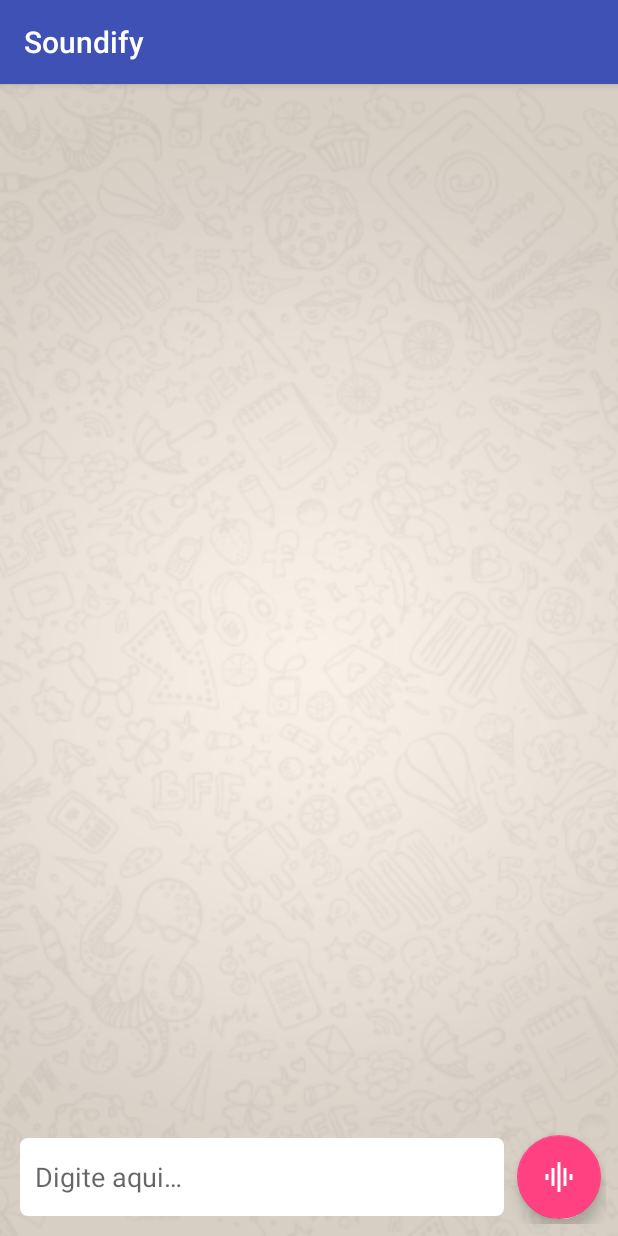
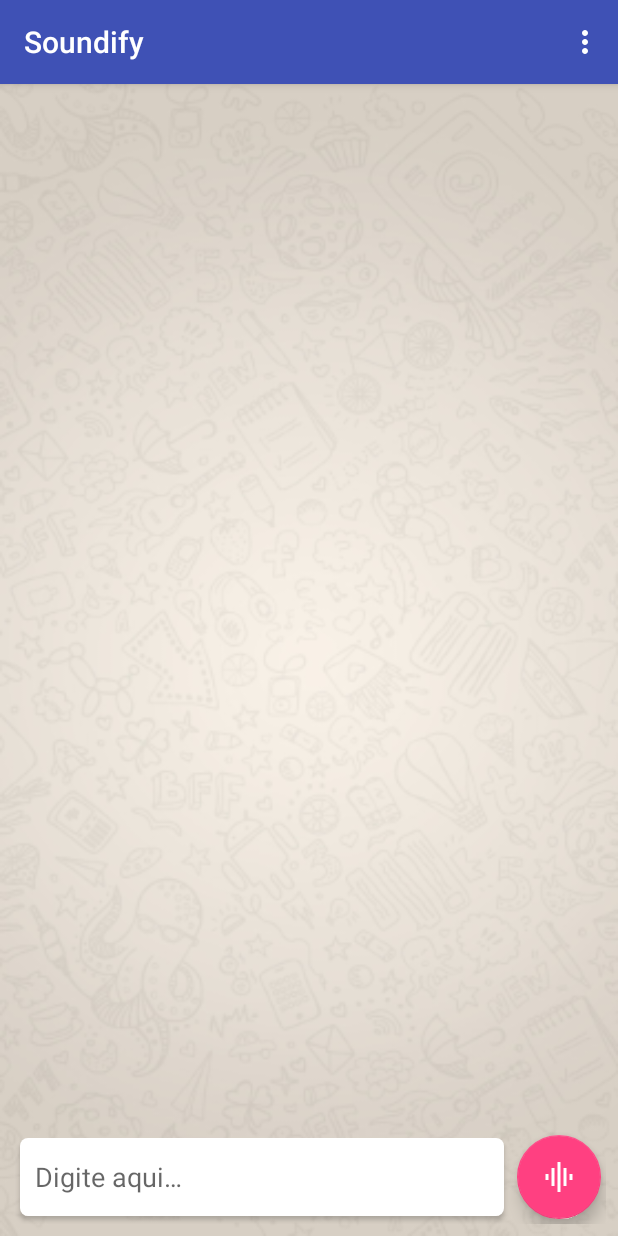
Before and after one commit to raphaelfuchter/Soundify, an Android app: the screen it shows after launch (MainActivity), after a tap on an icon or button, on a phone screen of 412 x 824 dp. Run offline under Robolectric (Android 15) with nearby library versions, the phone set to English and light mode, and no system bars.

Commit message:
Alterações finais de tela e correção do bug do lambda na library

```diff
--- a/app/src/main/java/com/rf17/soundify/app/activity/MainActivity.java
+++ b/app/src/main/java/com/rf17/soundify/app/activity/MainActivity.java
@@ -1,6 +1,7 @@
 package com.rf17.soundify.app.activity;
 
 import android.Manifest;
+import android.content.Intent;
 import android.content.pm.PackageManager;
 import android.os.Bundle;
 import android.support.design.widget.FloatingActionButton;
@@ -10,6 +11,8 @@ import android.support.v7.app.AppCompatActivity;
 import android.support.v7.widget.LinearLayoutManager;
 import android.support.v7.widget.RecyclerView;
 import android.support.v7.widget.Toolbar;
+import android.view.Menu;
+import android.view.MenuItem;
 import android.widget.EditText;
 
 import com.rf17.soundify.Soundify;
@@ -96,6 +99,23 @@ public class MainActivity extends AppCompatActivity {
     }
 
     @Override
+    public boolean onCreateOptionsMenu(Menu menu) {
+        getMenuInflater().inflate(R.menu.menu_main, menu);
+        return true;
+    }
+
+    @Override
+    public boolean onOptionsItemSelected(MenuItem item) {
+        int id = item.getItemId();
+        if (id == R.id.action_about) {
+            Intent intent = new Intent(this, AboutActivity.class);
+            startActivity(intent);
+        }
+
+        return super.onOptionsItemSelected(item);
+    }
+
+    @Override
     protected void onResume() {
         super.onResume();
         if(soundify != null) {
--- a/app/src/main/res/layout/activity_about.xml
+++ b/app/src/main/res/layout/activity_about.xml
@@ -10,7 +10,7 @@
     <android.support.design.widget.AppBarLayout
         android:id="@+id/app_bar"
         android:layout_width="match_parent"
-        android:layout_height="@dimen/app_bar_height"
+        android:layout_height="180dp"
         android:fitsSystemWindows="true"
         android:theme="@style/AppTheme.AppBarOverlay">
 
@@ -41,6 +41,7 @@
         android:layout_margin="@dimen/fab_margin"
         app:layout_anchor="@id/app_bar"
         app:layout_anchorGravity="bottom|end"
+        android:onClick="onClickEmail"
         app:srcCompat="@android:drawable/ic_dialog_email" />
 
 </android.support.design.widget.CoordinatorLayout>
--- a/app/src/main/res/layout/activity_main.xml
+++ b/app/src/main/res/layout/activity_main.xml
@@ -1,6 +1,5 @@
 <?xml version="1.0" encoding="utf-8"?>
-<RelativeLayout
-    xmlns:android="http://schemas.android.com/apk/res/android"
+<android.support.design.widget.CoordinatorLayout xmlns:android="http://schemas.android.com/apk/res/android"
     xmlns:app="http://schemas.android.com/apk/res-auto"
     xmlns:tools="http://schemas.android.com/tools"
     android:layout_width="match_parent"
@@ -9,7 +8,6 @@
     tools:context="com.rf17.soundify.app.activity.MainActivity">
 
     <android.support.design.widget.AppBarLayout
-        android:id="@+id/app_bar"
         android:layout_width="match_parent"
         android:layout_height="wrap_content"
         android:theme="@style/AppTheme.AppBarOverlay">
@@ -23,49 +21,6 @@
 
     </android.support.design.widget.AppBarLayout>
 
-    <android.support.v7.widget.RecyclerView
-        android:id="@+id/my_recycler_view"
-        android:layout_width="match_parent"
-        android:layout_height="match_parent"
-        android:layout_below="@+id/app_bar"
-        android:background="@drawable/chat_background"
-        android:paddingTop="@dimen/activity_vertical_margin"
-        android:paddingBottom="@dimen/activity_vertical_margin"
-        android:paddingLeft="@dimen/activity_horizontal_margin"
-        android:paddingRight="@dimen/activity_horizontal_margin"
-        android:scrollbars="vertical"/>
+    <include layout="@layout/content_main" />
 
-    <LinearLayout
-        android:id="@+id/linLayout_text"
-        android:layout_width="match_parent"
-        android:layout_height="wrap_content"
-        android:layout_margin="8dp"
-        android:layout_alignParentBottom="true"
-        android:orientation="horizontal" >
-
-        <EditText
-            android:id="@+id/etx_send"
-            android:layout_width="0dp"
-            android:layout_height="match_parent"
-            android:layout_gravity="center_vertical"
-            android:layout_margin="5dp"
-            android:layout_weight="1"
-            android:background="@drawable/roundcorner"
-            android:ems="10"
-            android:hint="@string/type_here"
-            android:inputType="text"
-            android:imeOptions="actionSend"
-            android:paddingStart="10dp"
-            android:paddingEnd="1dp" />
-
-        <android.support.design.widget.FloatingActionButton
-            android:id="@+id/fab"
-            android:layout_width="wrap_content"
-            android:layout_height="wrap_content"
-            android:layout_gravity="center_vertical"
-            android:layout_margin="3dp"
-            android:src="@drawable/ic_graphic" />
-
-    </LinearLayout>
-
-</RelativeLayout>
+</android.support.design.widget.CoordinatorLayout>
--- /dev/null
+++ b/app/src/main/res/layout/content_main.xml
@@ -0,0 +1,57 @@
+<?xml version="1.0" encoding="utf-8"?>
+<RelativeLayout xmlns:android="http://schemas.android.com/apk/res/android"
+    xmlns:app="http://schemas.android.com/apk/res-auto"
+    xmlns:tools="http://schemas.android.com/tools"
+    android:id="@+id/content_main"
+    android:layout_width="match_parent"
+    android:layout_height="match_parent"
+    android:background="@drawable/chat_background"
+    app:layout_behavior="@string/appbar_scrolling_view_behavior"
+    tools:context="com.rf17.soundify.app.activity.MainActivity"
+    tools:showIn="@layout/activity_main">
+
+    <android.support.v7.widget.RecyclerView
+        android:id="@+id/my_recycler_view"
+        android:layout_width="match_parent"
+        android:layout_height="match_parent"
+        android:paddingLeft="@dimen/activity_horizontal_margin"
+        android:paddingRight="@dimen/activity_horizontal_margin"
+        android:paddingBottom="@dimen/activity_vertical_margin"
+        android:layout_marginBottom="60dp"
+        android:scrollbars="vertical"/>
+
+    <LinearLayout
+        android:id="@+id/linLayout_text"
+        android:layout_width="match_parent"
+        android:layout_height="wrap_content"
+        android:layout_margin="8dp"
+        android:layout_alignParentBottom="true"
+        android:orientation="horizontal" >
+
+        <EditText
+            android:id="@+id/etx_send"
+            android:layout_width="0dp"
+            android:layout_height="match_parent"
+            android:layout_gravity="center_vertical"
+            android:layout_margin="5dp"
+            android:layout_weight="1"
+            android:background="@drawable/roundcorner"
+            android:ems="10"
+            android:hint="@string/type_here"
+            android:inputType="text"
+            android:imeOptions="actionSend"
+            android:elevation="@dimen/cardview_default_elevation"
+            android:paddingStart="10dp"
+            android:paddingEnd="1dp" />
+
+        <android.support.design.widget.FloatingActionButton
+            android:id="@+id/fab"
+            android:layout_width="wrap_content"
+            android:layout_height="wrap_content"
+            android:layout_gravity="center_vertical"
+            android:layout_margin="3dp"
+            android:src="@drawable/ic_graphic" />
+
+    </LinearLayout>
+
+</RelativeLayout>
--- a/app/src/main/res/menu/menu_about.xml
+++ b/app/src/main/res/menu/menu_main.xml
@@ -1,10 +1,10 @@
 <menu xmlns:android="http://schemas.android.com/apk/res/android"
     xmlns:app="http://schemas.android.com/apk/res-auto"
     xmlns:tools="http://schemas.android.com/tools"
-    tools:context="com.rf17.soundify.app.activity.AboutActivity">
+    tools:context="com.rf17.myapplication.MainActivity">
     <item
-        android:id="@+id/action_settings"
+        android:id="@+id/action_about"
         android:orderInCategory="100"
-        android:title="@string/action_settings"
+        android:title="@string/action_about"
         app:showAsAction="never" />
 </menu>
--- a/app/src/main/res/values-v21/styles.xml
+++ b/app/src/main/res/values-v21/styles.xml
@@ -16,7 +16,7 @@
         <item name="android:textColorPrimary">@android:color/background_dark</item>
     </style>
 
-    <style name="myTheme" parent="android:Theme.Material.Light.NoActionBar" >
+    <style name="myTheme" parent="android:Theme.Material.Light.NoActionBar">
         <item name="android:navigationBarColor">@color/colorPrimary</item>
         <item name="android:statusBarColor">@color/colorPrimaryDark</item>
     </style>
--- a/app/src/main/res/values/strings.xml
+++ b/app/src/main/res/values/strings.xml
@@ -101,6 +101,8 @@
         "For example, position the FAB to one side of stream of a cards so the FAB won’t interfere "
         "when a user tries to pick up one of cards.\n\n"
     </string>
+    <string name="action_about">Sobre</string>
+    <string name="title_activity_scrolling">ScrollingActivity</string>
     <string name="action_settings">Settings</string>
 
 </resources>
--- a/library/src/main/java/com/rf17/soundify/receive/Receiver.java
+++ b/library/src/main/java/com/rf17/soundify/receive/Receiver.java
@@ -77,7 +77,7 @@ public class Receiver {
         float[] floatData = ListUtils.convertArrayShortToArrayFloat(recordedData);
         short freq = ReceiverUtils.calcFreq(floatData);
         short data = ReceiverUtils.calcData(freq);
-        //DebugUtils.log("Freq: " + freq + "  |  data: " + data);
+        DebugUtils.log("Freq: " + freq + "  |  data: " + data);
         switch (data) {
             case Config.START_COMMAND:
                 list = new ArrayList<>();
@@ -85,9 +85,6 @@ public class Receiver {
             case Config.STOP_COMMAND:
                 if(!list.isEmpty()) {
                     byte[] retByte = ListUtils.convertListBytesToArrayBytes(list);
-
-                    DebugUtils.log("retByte: "+retByte);
-
                     if (retByte != null) {
                         Soundify.soundifyListener.OnReceiveData(retByte);
                     }
--- a/library/src/main/java/com/rf17/soundify/send/Sender.java
+++ b/library/src/main/java/com/rf17/soundify/send/Sender.java
@@ -101,9 +101,14 @@ public class Sender {
         generateAudioTrack();// Verifica se o audioTrack esta inicializado
 
         // Thread que vai tocar/executar as frequencias (para nao travar o app)
-        activity.runOnUiThread(() -> {
-            mAudioTrack.play();// Começa a tocar
-            mAudioTrack.write(ListUtils.convertListShortToArrayShort(list), 0, list.size());// Vai sobrescrevendo para tocar a lista de frequencias
+        // TODO NÃO UTILIZAR LAMBDA! NOT USE LAMBDA WHERE! ANDROID BUG
+        // TODO Error:Execution failed for task ':library:compileReleaseJavaWithJavac'. > Compilation failed; see the compiler error output for details.
+        activity.runOnUiThread(new Runnable() {
+            @Override
+            public void run() {
+                mAudioTrack.play();// Começa a tocar
+                mAudioTrack.write(ListUtils.convertListShortToArrayShort(list), 0, list.size());// Vai sobrescrevendo para tocar a lista de frequencias
+            }
         });
     }
 
```
Also changed, not shown: app/build.gradle (+7 -7 lines), app/src/main/java/com/rf17/soundify/app/activity/AboutActivity.java (+23 -10 lines), app/src/main/res/layout/content_about.xml (+7 -37 lines), library/build.gradle (+9 -9 lines), gradle/wrapper/gradle-wrapper.properties.
